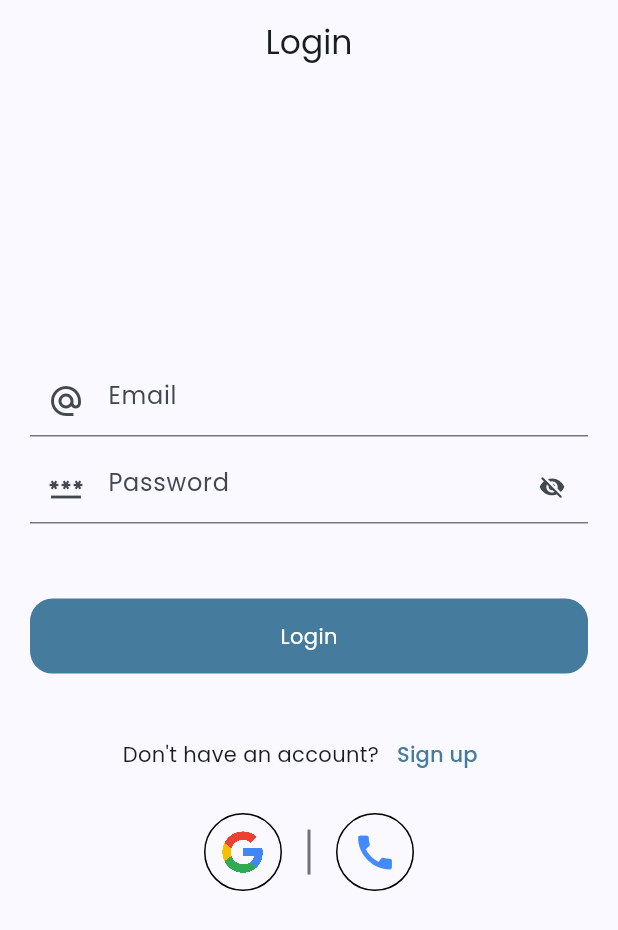
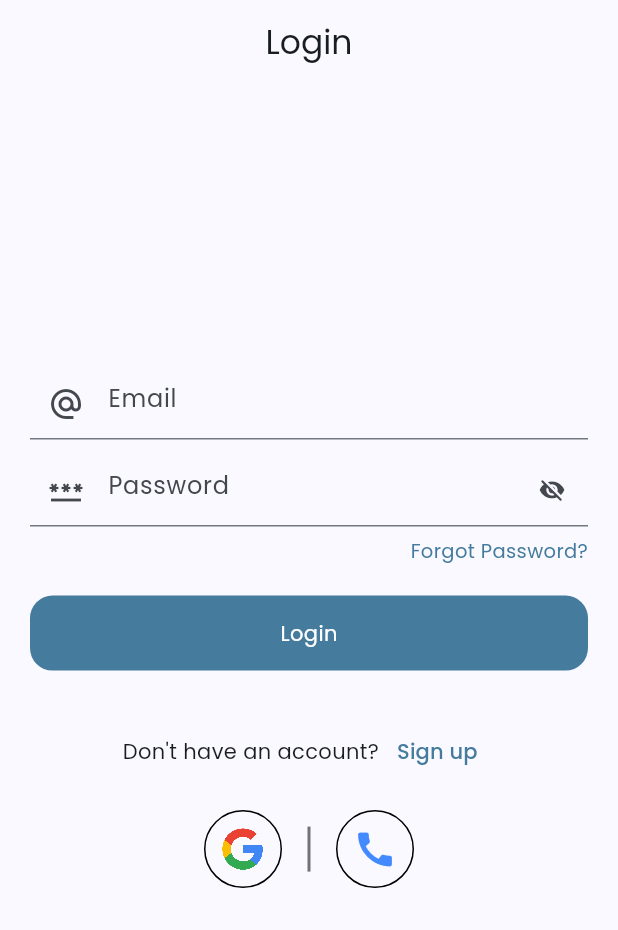
Before and after one commit to Abdullah-319/fire_app, a Flutter app: the screen it shows after launch, on a phone screen of 412 x 824 dp. Shown: the top 930 px of the screen. Run offline on Flutter 3.47's test engine with Material 3 defaults, Android fonts, the phone set to English and light mode, and no system bars; our stand-ins replace cloud_firestore, firebase_auth, firebase_core, firebase_database, firebase_storage, fluttertoast and 4 more; accounts and stored records are empty.

Commit message:
forgot_password

```diff
--- a/lib/ui/auth/login_screen.dart
+++ b/lib/ui/auth/login_screen.dart
@@ -1,4 +1,5 @@
 import 'package:fire_app/firebase_services/google_signin_service.dart';
+import 'package:fire_app/ui/auth/forgot_password.dart';
 import 'package:fire_app/ui/auth/login_with_phone.dart';
 import 'package:fire_app/ui/auth/signup_screen.dart';
 import 'package:fire_app/ui/posts/post_screen.dart';
@@ -131,7 +132,27 @@ class _LoginScreenState extends State<LoginScreen> {
                           hintText: "Password",
                         ),
                       ),
-                      const SizedBox(height: 50),
+                      const SizedBox(height: 7),
+                      Container(
+                        alignment: Alignment.bottomRight,
+                        child: InkWell(
+                          onTap: () {
+                            Navigator.push(
+                                context,
+                                MaterialPageRoute(
+                                    builder: (context) =>
+                                        const ForgotPasswordScreen()));
+                          },
+                          child: Text(
+                            'Forgot Password?',
+                            style: TextStyle(
+                              fontSize: 13,
+                              color: Theme.of(context).colorScheme.primary,
+                            ),
+                          ),
+                        ),
+                      ),
+                      const SizedBox(height: 20),
                     ],
                   ),
                 ),
```
Also changed, not shown: lib/ui/auth/forgot_password.dart (added, +20 -0 lines).
